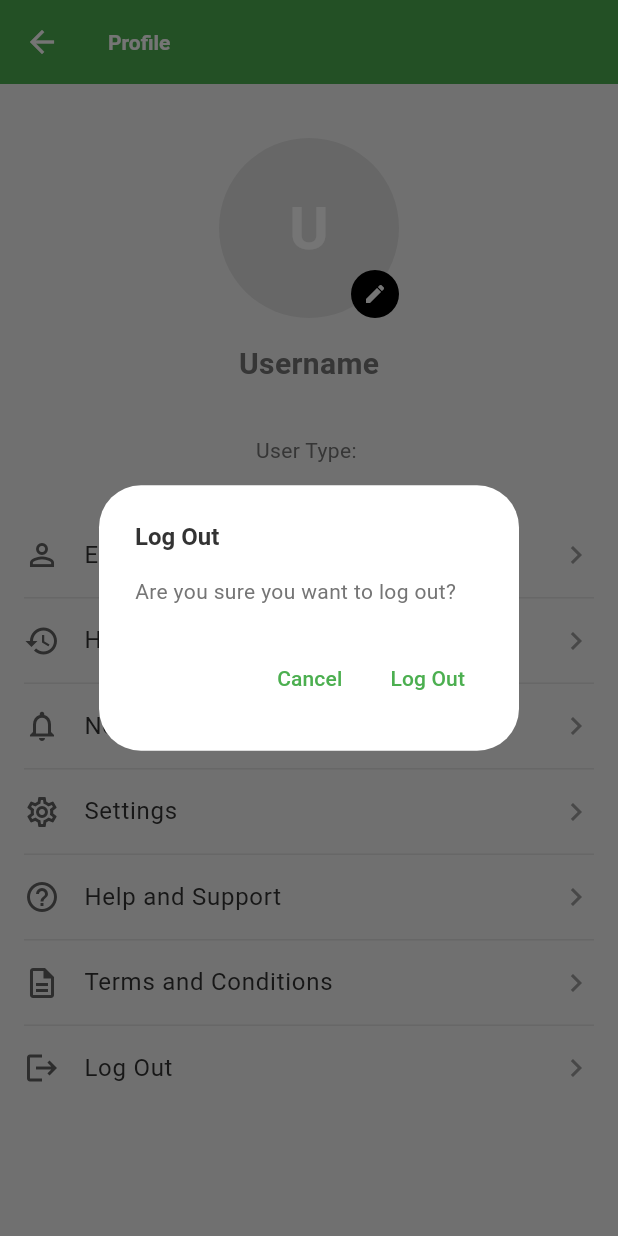
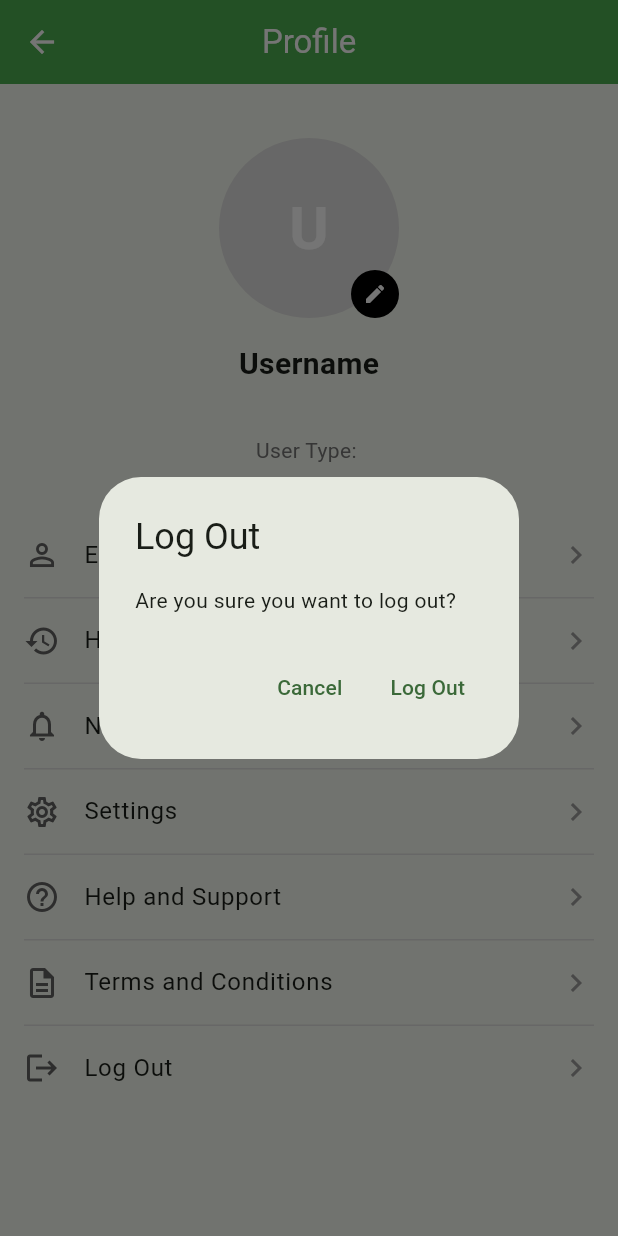
Before and after one commit to LaVireak/TrashIQ, a Flutter app: the screen it shows once a user with an empty profile is signed in, item 4 of the bottom bar chosen, after a tap on "Log Out", on a phone screen of 412 x 824 dp. Run offline on Flutter 3.47's test engine with Material 3 defaults, Android fonts, the phone set to English and light mode, and no system bars; our stand-ins replace camera, cloud_firestore, firebase_auth, firebase_core, google_sign_in; accounts and stored records are empty.

Commit message:
fix the username on the profile tab

```diff
--- a/frontend/lib/constants/theme.dart
+++ b/frontend/lib/constants/theme.dart
@@ -1,86 +1,64 @@
 import 'package:flutter/material.dart';
 
 class AppTheme {
-  // Core Colors
-  static const Color primaryColor = Color(0xFF4CAF50);
-  static const Color accentColor = Color(0xFF8BC34A);
-  static const Color backgroundColor = Color(0xFFF5F5F5);
-  static const Color textColor = Color(0xFF333333);
-  static const Color secondaryTextColor = Color(0xFF757575);
-
-  /// Light Theme Configuration
+  // Make lightTheme static
   static ThemeData get lightTheme {
     return ThemeData(
       useMaterial3: true,
-      primaryColor: primaryColor,
-      scaffoldBackgroundColor: backgroundColor,
-      colorScheme: ColorScheme.light(
-        primary: primaryColor,
-        secondary: accentColor,
-        background: backgroundColor,
-        surface: Colors.white,
-        onPrimary: Colors.white,
-        onSecondary: Colors.black,
-        onSurface: textColor,
-        onBackground: textColor,
+      colorScheme: ColorScheme.fromSeed(
+        seedColor: const Color(0xFF4CAF50), // Green theme
+        brightness: Brightness.light,
       ),
       appBarTheme: const AppBarTheme(
-        backgroundColor: primaryColor,
+        centerTitle: true,
         elevation: 0,
+        backgroundColor: Color(0xFF4CAF50),
         foregroundColor: Colors.white,
-      ),
-      textTheme: const TextTheme(
-        displayLarge: TextStyle(
-          fontSize: 32,
-          fontWeight: FontWeight.bold,
-          color: textColor,
-        ),
-        displayMedium: TextStyle(
-          fontSize: 24,
-          fontWeight: FontWeight.bold,
-          color: textColor,
-        ),
-        displaySmall: TextStyle(
-          fontSize: 20,
-          fontWeight: FontWeight.w600,
-          color: textColor,
-        ),
-        headlineMedium: TextStyle(
-          fontSize: 18,
-          fontWeight: FontWeight.w600,
-          color: textColor,
-        ),
-        headlineSmall: TextStyle(
-          fontSize: 16,
-          fontWeight: FontWeight.w600,
-          color: textColor,
-        ),
-        titleLarge: TextStyle(
-          fontSize: 14,
-          fontWeight: FontWeight.w600,
-          color: textColor,
-        ),
-        bodyLarge: TextStyle(fontSize: 16, color: textColor),
-        bodyMedium: TextStyle(fontSize: 14, color: secondaryTextColor),
       ),
       elevatedButtonTheme: ElevatedButtonThemeData(
         style: ElevatedButton.styleFrom(
-          backgroundColor: primaryColor,
+          backgroundColor: const Color(0xFF4CAF50),
           foregroundColor: Colors.white,
-          padding: const EdgeInsets.symmetric(vertical: 12, horizontal: 16),
+          padding: const EdgeInsets.symmetric(horizontal: 24, vertical: 12),
           shape: RoundedRectangleBorder(borderRadius: BorderRadius.circular(8)),
         ),
       ),
-      buttonTheme: ButtonThemeData(
-        buttonColor: primaryColor,
-        shape: RoundedRectangleBorder(borderRadius: BorderRadius.circular(8)),
+      outlinedButtonTheme: OutlinedButtonThemeData(
+        style: OutlinedButton.styleFrom(
+          foregroundColor: const Color(0xFF4CAF50),
+          side: const BorderSide(color: Color(0xFF4CAF50)),
+          padding: const EdgeInsets.symmetric(horizontal: 24, vertical: 12),
+          shape: RoundedRectangleBorder(borderRadius: BorderRadius.circular(8)),
+        ),
       ),
       inputDecorationTheme: InputDecorationTheme(
         border: OutlineInputBorder(borderRadius: BorderRadius.circular(8)),
-        contentPadding: const EdgeInsets.symmetric(
-          horizontal: 16,
-          vertical: 12,
+        focusedBorder: OutlineInputBorder(
+          borderRadius: BorderRadius.circular(8),
+          borderSide: const BorderSide(color: Color(0xFF4CAF50), width: 2),
         ),
+      ),
+      cardTheme: CardThemeData(
+        // Changed from CardTheme to CardThemeData
+        elevation: 2,
+        shape: RoundedRectangleBorder(borderRadius: BorderRadius.circular(12)),
+      ),
+    );
+  }
+
+  // Also add dark theme if needed
+  static ThemeData get darkTheme {
+    return ThemeData(
+      useMaterial3: true,
+      colorScheme: ColorScheme.fromSeed(
+        seedColor: const Color(0xFF4CAF50),
+        brightness: Brightness.dark,
+      ),
+      appBarTheme: const AppBarTheme(centerTitle: true, elevation: 0),
+      cardTheme: CardThemeData(
+        // Changed from CardTheme to CardThemeData
+        elevation: 2,
+        shape: RoundedRectangleBorder(borderRadius: BorderRadius.circular(12)),
       ),
     );
   }
--- a/frontend/lib/main.dart
+++ b/frontend/lib/main.dart
@@ -14,9 +14,10 @@ void main() async {
   WidgetsFlutterBinding.ensureInitialized();
 
   // Optimize performance
-  SystemChrome.setPreferredOrientations([
-    DeviceOrientation.portraitUp,
-  ]);
+  SystemChrome.setPreferredOrientations([DeviceOrientation.portraitUp]);
+
+  // Add performance monitoring
+  WidgetsBinding.instance.addObserver(_PerformanceObserver());
 
   await Firebase.initializeApp(options: DefaultFirebaseOptions.currentPlatform);
   runApp(const MyApp());
@@ -33,20 +34,15 @@ class MyApp extends StatelessWidget {
       ],
       child: MaterialApp(
         title: 'TrashIQ',
-        theme: AppTheme.lightTheme,
+        theme: AppTheme.lightTheme, // Use static getter
+        darkTheme: AppTheme.darkTheme, // Optional: add dark theme
+        themeMode: ThemeMode.system,
+        debugShowCheckedModeBanner: false,
         home: const AuthWrapper(),
         routes: {
           '/login': (context) => const LoginScreen(),
           '/register': (context) => const RegisterScreen(),
           '/home': (context) => const HomeScreen(),
-        },
-        // Performance optimizations
-        debugShowCheckedModeBanner: false,
-        builder: (context, child) {
-          return MediaQuery(
-            data: MediaQuery.of(context).copyWith(textScaleFactor: 1.0),
-            child: child!,
-          );
         },
       ),
     );
@@ -58,25 +54,28 @@ class AuthWrapper extends StatelessWidget {
 
   @override
   Widget build(BuildContext context) {
-    return Consumer<custom_auth.AuthProvider>(
-      builder: (context, authProvider, child) {
-        // Show loading while checking auth state
-        if (authProvider.isLoading) {
+    return StreamBuilder<User?>(
+      stream: FirebaseAuth.instance.authStateChanges(),
+      builder: (context, snapshot) {
+        if (snapshot.connectionState == ConnectionState.waiting) {
           return const Scaffold(
-            body: Center(
-              child: CircularProgressIndicator(),
-            ),
+            body: Center(child: CircularProgressIndicator()),
           );
         }
 
-        // If user is logged in, go to home
-        if (authProvider.isLoggedIn) {
+        if (snapshot.hasData) {
           return const HomeScreen();
         }
 
-        // If no user, show login
         return const LoginScreen();
       },
     );
   }
 }
+
+class _PerformanceObserver extends WidgetsBindingObserver {
+  @override
+  void didChangeAppLifecycleState(AppLifecycleState state) {
+    print('App lifecycle state: $state');
+  }
+}
--- a/frontend/lib/providers/auth_provider.dart
+++ b/frontend/lib/providers/auth_provider.dart
@@ -8,6 +8,7 @@ class AuthProvider extends ChangeNotifier {
   User? _user;
   Map<String, dynamic>? _userData;
   bool _isLoading = false;
+  String? _error; // Add this missing field
 
   User? get user => _user;
   Map<String, dynamic>? get userData => _userData;
@@ -15,6 +16,10 @@ class AuthProvider extends ChangeNotifier {
   String get userEmail => _user?.email ?? '';
   bool get isLoggedIn => _user != null;
   bool get isLoading => _isLoading;
+  String? get error => _error; // Add getter for error
+
+  DateTime? _lastFetchTime;
+  static const Duration _cacheDuration = Duration(minutes: 5);
 
   AuthProvider() {
     _auth.authStateChanges().listen(_onAuthStateChanged);
@@ -36,6 +41,13 @@ class AuthProvider extends ChangeNotifier {
   Future<void> _fetchUserData() async {
     if (_user == null) return;
 
+    // Check if we have recent cached data
+    if (_lastFetchTime != null &&
+        DateTime.now().difference(_lastFetchTime!) < _cacheDuration &&
+        _userData != null) {
+      return; // Use cached data
+    }
+
     try {
       print('📋 Fetching user data for: ${_user!.uid}');
       final doc = await _firestore.collection('users').doc(_user!.uid).get();
@@ -43,6 +55,7 @@ class AuthProvider extends ChangeNotifier {
         final newData = doc.data();
         if (_userData != newData) {
           _userData = newData;
+          _lastFetchTime = DateTime.now();
           print('✅ User data updated: $_userData');
           print('📋 User data from Firestore:');
           print('   - Name: ${_userData?['name']}');
@@ -61,6 +74,12 @@ class AuthProvider extends ChangeNotifier {
     notifyListeners();
   }
 
+  // Clear error method
+  void clearError() {
+    _error = null;
+    notifyListeners();
+  }
+
   Future<void> register(
     String email,
     String password,
@@ -68,6 +87,7 @@ class AuthProvider extends ChangeNotifier {
     String userType,
   ) async {
     _setLoading(true);
+    _error = null; // Clear previous errors
     try {
       print('🔄 Attempting to register with email: $email');
       UserCredential result = await _auth.createUserWithEmailAndPassword(
@@ -78,17 +98,27 @@ class AuthProvider extends ChangeNotifier {
       await result.user?.updateDisplayName(name);
 
       if (result.user != null) {
-        await _createUserDocument(result.user!, name, userType);
+        // Store user data in Firestore with consistent field names
+        await _firestore.collection('users').doc(result.user!.uid).set({
+          'name': name, // Make sure this matches what ProfileScreen expects
+          'email': email,
+          'userType': userType,
+          'createdAt': FieldValue.serverTimestamp(),
+          'uid': result.user!.uid,
+        });
+
+        print('✅ User registered and data stored successfully');
+
+        // Fetch the user data immediately after registration
+        await _fetchUserData();
       }
-
-      _user = result.user;
-      await _fetchUserData();
-      print('✅ Registration successful for: ${result.user!.email}');
     } catch (e) {
-      print('❌ Registration failed: $e');
-      throw Exception('Registration failed: ${e.toString()}');
+      print('❌ Registration error: $e');
+      _error = e.toString(); // Now this will work
+      rethrow;
     } finally {
       _setLoading(false);
+      notifyListeners();
     }
   }
 
@@ -110,6 +140,7 @@ class AuthProvider extends ChangeNotifier {
 
   Future<void> login(String email, String password) async {
     _setLoading(true);
+    _error = null; // Clear previous errors
     try {
       print('🔄 Attempting to log in with email: $email');
       UserCredential result = await _auth.signInWithEmailAndPassword(
@@ -135,6 +166,7 @@ class AuthProvider extends ChangeNotifier {
       print('👤 Display Name: ${result.user!.displayName}');
     } catch (e) {
       print('❌ Login failed: $e');
+      _error = e.toString(); // Add error handling here too
       throw Exception('Login failed: ${e.toString()}');
     } finally {
       _setLoading(false);
@@ -143,6 +175,7 @@ class AuthProvider extends ChangeNotifier {
 
   Future<void> logout() async {
     _setLoading(true);
+    _error = null; // Clear errors on logout
     try {
       await _auth.signOut();
       _user = null;
@@ -150,6 +183,7 @@ class AuthProvider extends ChangeNotifier {
       print('✅ Successfully logged out');
     } catch (e) {
       print('❌ Logout failed: $e');
+      _error = e.toString(); // Add error handling
       throw Exception('Logout failed: ${e.toString()}');
     } finally {
       _setLoading(false);
@@ -171,6 +205,7 @@ class AuthProvider extends ChangeNotifier {
       final doc = await _firestore.collection('users').doc(_user!.uid).get();
       return doc.data();
     } catch (e) {
+      _error = e.toString(); // Add error handling
       throw Exception('Failed to get user data: ${e.toString()}');
     }
   }
--- a/frontend/lib/screens/home/home_screen.dart
+++ b/frontend/lib/screens/home/home_screen.dart
@@ -91,10 +91,7 @@ class _HomeScreenState extends State<HomeScreen> {
                       child: Text(
                         'Chart visualization\n(Coming Soon)',
                         textAlign: TextAlign.center,
-                        style: TextStyle(
-                          fontSize: 16,
-                          color: Colors.grey,
-                        ),
+                        style: TextStyle(fontSize: 16, color: Colors.grey),
                       ),
                     ),
                   ),
@@ -150,14 +147,12 @@ class _WelcomeCard extends StatelessWidget {
   final String userName;
   final Map<String, dynamic>? userData;
 
-  const _WelcomeCard({
-    required this.userName,
-    required this.userData,
-  });
+  const _WelcomeCard({required this.userName, required this.userData});
 
   @override
   Widget build(BuildContext context) {
-    return Card(
+    return RepaintBoundary(
+      child: Card(
         elevation: 2,
         child: Padding(
           padding: const EdgeInsets.all(16),
@@ -175,20 +170,24 @@ class _WelcomeCard extends StatelessWidget {
               const SizedBox(height: 8),
               Text(
                 'Welcome back to TrashIQ',
-              style: TextStyle(
-                fontSize: 16,
-                color: Colors.grey[600],
-              ),
+                style: TextStyle(fontSize: 16, color: Colors.grey[600]),
               ),
               if (userData != null) ...[
                 const SizedBox(height: 8),
                 Container(
-                padding: const EdgeInsets.symmetric(horizontal: 12, vertical: 6),
+                  padding: const EdgeInsets.symmetric(
+                    horizontal: 12,
+                    vertical: 6,
+                  ),
                   decoration: BoxDecoration(
-                  color: _getUserTypeColor(userData!['userType']).withOpacity(0.1),
+                    color: _getUserTypeColor(
+                      userData!['userType'],
+                    ).withOpacity(0.1),
                     borderRadius: BorderRadius.circular(12),
                     border: Border.all(
-                    color: _getUserTypeColor(userData!['userType']).withOpacity(0.3),
+                      color: _getUserTypeColor(
+                        userData!['userType'],
+                      ).withOpacity(0.3),
                     ),
                   ),
                   child: Text(
@@ -202,6 +201,7 @@ class _WelcomeCard extends StatelessWidget {
                 ),
               ],
             ],
+          ),
         ),
       ),
     );
@@ -245,17 +245,17 @@ class _SellingHistoryCard extends StatelessWidget {
           children: [
             const Text(
               'Selling History',
-              style: TextStyle(
-                fontSize: 18,
-                fontWeight: FontWeight.bold,
-              ),
+              style: TextStyle(fontSize: 18, fontWeight: FontWeight.bold),
             ),
             const SizedBox(height: 16),
             const Row(
               mainAxisAlignment: MainAxisAlignment.spaceBetween,
               children: [
                 Text('You Sold', style: TextStyle(fontSize: 16)),
-                Text('₹1234', style: TextStyle(fontSize: 16, fontWeight: FontWeight.w600)),
+                Text(
+                  '₹1234',
+                  style: TextStyle(fontSize: 16, fontWeight: FontWeight.w600),
+                ),
               ],
             ),
             const SizedBox(height: 8),
@@ -263,7 +263,10 @@ class _SellingHistoryCard extends StatelessWidget {
               mainAxisAlignment: MainAxisAlignment.spaceBetween,
               children: [
                 Text('This Month', style: TextStyle(fontSize: 16)),
-                Text('₹567', style: TextStyle(fontSize: 16, fontWeight: FontWeight.w600)),
+                Text(
+                  '₹567',
+                  style: TextStyle(fontSize: 16, fontWeight: FontWeight.w600),
+                ),
               ],
             ),
             const SizedBox(height: 16),
@@ -305,24 +308,30 @@ class _CategoriesGrid extends StatelessWidget {
       physics: const NeverScrollableScrollPhysics(),
       gridDelegate: const SliverGridDelegateWithFixedCrossAxisCount(
         crossAxisCount: 2,
-        crossAxisSpacing: 16,
-        mainAxisSpacing: 16,
-        childAspectRatio: 1.1,
+        crossAxisSpacing: 12,
+        mainAxisSpacing: 12,
+        childAspectRatio: 1.2,
       ),
       itemCount: _categories.length,
+      // Add this for better performance
+      addRepaintBoundaries: true,
+      addAutomaticKeepAlives: true,
       itemBuilder: (context, index) {
         final category = _categories[index];
-        return _CategoryCard(
+        return RepaintBoundary(
+          // Wrap each item
+          child: _CategoryCard(
             category: category,
-          onTap: () => _navigateToCategory(context, category.title),
+            onTap: () => _navigateToCategory(context, category),
+          ),
         );
       },
     );
   }
 
-  void _navigateToCategory(BuildContext context, String categoryTitle) {
+  void _navigateToCategory(BuildContext context, _CategoryData category) {
     Widget screen;
-    switch (categoryTitle) {
+    switch (category.title) {
       case 'Plastic':
         screen = PlasticCategoryScreen();
         break;
@@ -339,10 +348,7 @@ class _CategoriesGrid extends StatelessWidget {
         return;
     }
 
-    Navigator.push(
-      context,
-      MaterialPageRoute(builder: (context) => screen),
-    );
+    Navigator.push(context, MaterialPageRoute(builder: (context) => screen));
   }
 }
 
@@ -360,10 +366,7 @@ class _CategoryCard extends StatelessWidget {
   final _CategoryData category;
   final VoidCallback onTap;
 
-  const _CategoryCard({
-    required this.category,
-    required this.onTap,
-  });
+  const _CategoryCard({required this.category, required this.onTap});
 
   @override
   Widget build(BuildContext context) {
@@ -394,11 +397,7 @@ class _CategoryCard extends StatelessWidget {
                   color: category.color.withOpacity(0.1),
                   borderRadius: BorderRadius.circular(12),
                 ),
-                child: Icon(
-                  category.icon,
-                  color: category.color,
-                  size: 32,
-                ),
+                child: Icon(category.icon, color: category.color, size: 32),
               ),
               const SizedBox(height: 8),
               Text(
@@ -436,22 +435,13 @@ class _OptimizedBottomNavBar extends StatelessWidget {
       unselectedItemColor: Colors.grey,
       elevation: 8,
       items: const [
-        BottomNavigationBarItem(
-          icon: Icon(Icons.home),
-          label: 'Home',
-        ),
+        BottomNavigationBarItem(icon: Icon(Icons.home), label: 'Home'),
         BottomNavigationBarItem(
           icon: Icon(Icons.qr_code_scanner),
           label: 'Scan',
         ),
-        BottomNavigationBarItem(
-          icon: Icon(Icons.shopping_cart),
-          label: 'Cart',
-        ),
-        BottomNavigationBarItem(
-          icon: Icon(Icons.person),
-          label: 'Profile',
-        ),
+        BottomNavigationBarItem(icon: Icon(Icons.shopping_cart), label: 'Cart'),
+        BottomNavigationBarItem(icon: Icon(Icons.person), label: 'Profile'),
       ],
     );
   }
--- a/frontend/lib/screens/home/profile_screen.dart
+++ b/frontend/lib/screens/home/profile_screen.dart
@@ -13,8 +13,12 @@ class ProfileScreen extends StatelessWidget {
     return Consumer<custom_auth.AuthProvider>(
       builder: (context, authProvider, child) {
         final userData = authProvider.userData;
-        final username = (userData?['username'] ?? '').toString().trim();
-        final userEmail = authProvider.userEmail;
+        // Fix: Use 'name' instead of 'username' and add fallbacks
+        final username =
+            (userData?['name'] ?? authProvider.user?.displayName ?? 'User')
+                .toString()
+                .trim();
+        final userEmail = authProvider.userEmail ?? 'No email';
 
         return Scaffold(
           appBar: AppBar(
@@ -67,7 +71,10 @@ class ProfileScreen extends StatelessWidget {
                 // User Info
                 Text(
                   username.isNotEmpty ? username : 'Username',
-                  style: const TextStyle(fontSize: 20, fontWeight: FontWeight.bold),
+                  style: const TextStyle(
+                    fontSize: 20,
+                    fontWeight: FontWeight.bold,
+                  ),
                 ),
                 const SizedBox(height: 4),
                 Text(
@@ -89,7 +96,11 @@ class ProfileScreen extends StatelessWidget {
                   title: 'Edit Profile',
                   onTap: () {},
                 ),
-                _buildMenuItem(icon: Icons.history, title: 'History', onTap: () {}),
+                _buildMenuItem(
+                  icon: Icons.history,
+                  title: 'History',
+                  onTap: () {},
+                ),
                 _buildMenuItem(
                   icon: Icons.notifications_outlined,
                   title: 'Notifications',
@@ -115,7 +126,20 @@ class ProfileScreen extends StatelessWidget {
                   title: 'Log Out',
                   onTap: () async {
                     // Show confirmation dialog
-                    final bool? shouldLogout = await showDialog<bool>(
+                    _showLogoutDialog(context, _authService);
+                  },
+                  showDivider: false,
+                ),
+              ],
+            ),
+          ),
+        );
+      },
+    );
+  }
+
+  void _showLogoutDialog(BuildContext context, AuthService authService) {
+    showDialog(
       context: context,
       builder: (BuildContext context) {
         return AlertDialog(
@@ -123,41 +147,20 @@ class ProfileScreen extends StatelessWidget {
           content: const Text('Are you sure you want to log out?'),
           actions: [
             TextButton(
-                              onPressed: () => Navigator.of(context).pop(false),
+              onPressed: () => Navigator.of(context).pop(),
               child: const Text('Cancel'),
             ),
             TextButton(
-                              onPressed: () => Navigator.of(context).pop(true),
+              onPressed: () async {
+                Navigator.of(context).pop();
+                await authService.signOut();
+                if (context.mounted) {
+                  Navigator.of(context).pushReplacementNamed('/login');
+                }
+              },
               child: const Text('Log Out'),
             ),
           ],
-                        );
-                      },
-                    );
-
-                    if (shouldLogout == true) {
-                      try {
-                        await authProvider.logout();
-                        if (context.mounted) {
-                          Navigator.of(context).pushNamedAndRemoveUntil('/login', (route) => false);
-                        }
-                      } catch (e) {
-                        if (context.mounted) {
-                          ScaffoldMessenger.of(context).showSnackBar(
-                            SnackBar(
-                              content: Text('Error logging out: $e'),
-                              backgroundColor: Colors.red,
-                            ),
-                          );
-                        }
-                      }
-                    }
-                  },
-                  showDivider: false,
-                ),
-              ],
-            ),
-          ),
         );
       },
     );
```
Also changed, not shown: frontend/lib/screens/auth/login_screen.dart (+7 -34 lines), frontend/lib/screens/auth/register_screen.dart (+11 -10 lines), frontend/lib/screens/home/can_category.dart (+13 -13 lines), frontend/lib/screens/home/glass_category.dart (+14 -14 lines), frontend/lib/screens/waste_detection/camera_screen.dart (+7 -2 lines). Lines whose indentation alone changed are shown as unchanged.
